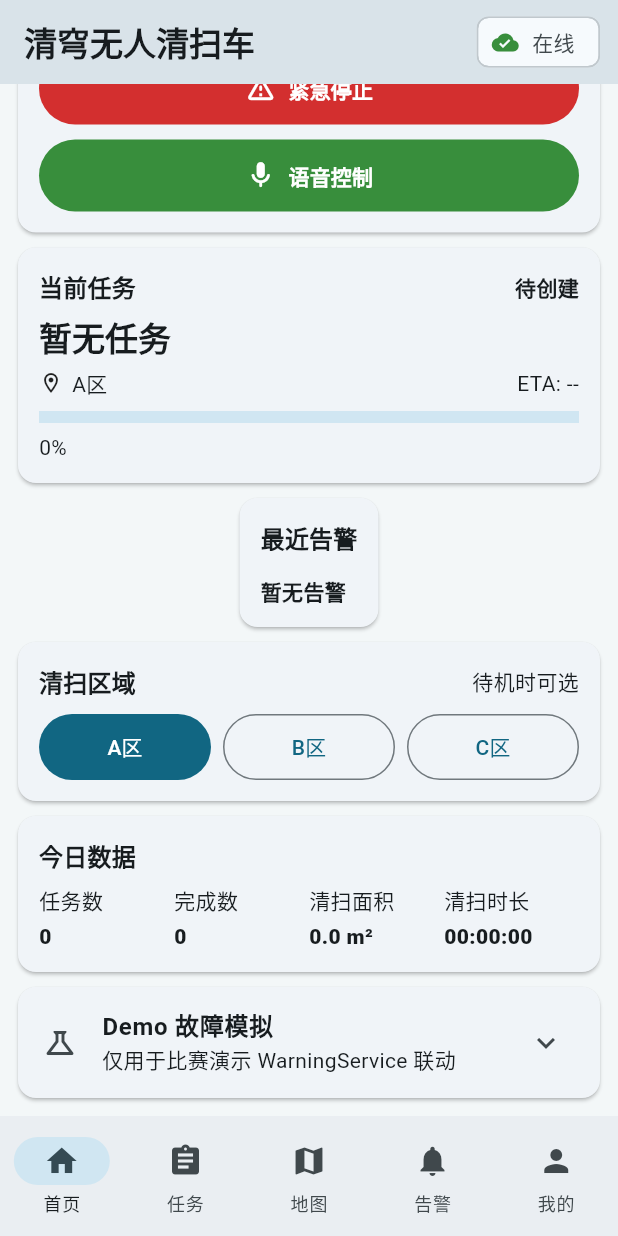
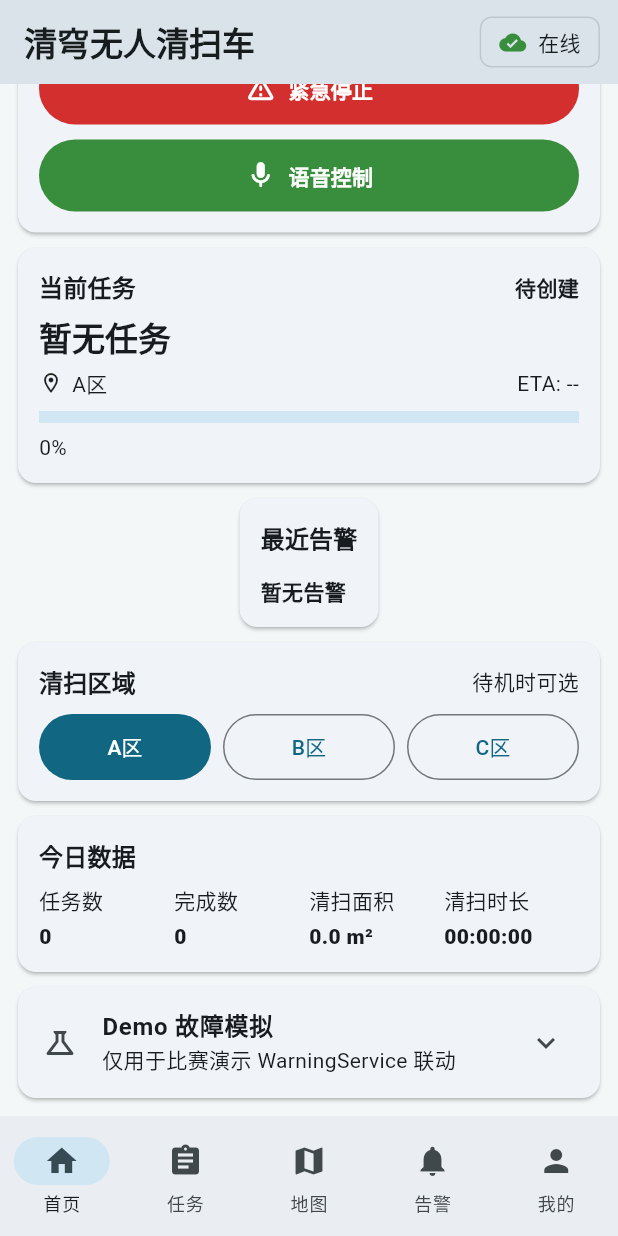
Before and after one commit to Jyooyj/qingqiong-app, a Flutter app: the screen it shows after launch, scrolled down 516 dp, on a phone screen of 412 x 824 dp. Run offline on Flutter 3.47's test engine with Material 3 defaults, Android fonts, the light colour scheme and no system bars; our stand-ins replace flutter_map, latlong2.

Commit message:
fix: show full connection status label on home page

```diff
--- a/lib/pages/home_page.dart
+++ b/lib/pages/home_page.dart
@@ -104,16 +104,37 @@ class _HomePageState extends State<HomePage> {
             actions: [
               Padding(
                 padding: const EdgeInsets.only(right: 12),
-                child: Chip(
-                  avatar: Icon(
-                    status.online ? Icons.cloud_done : Icons.cloud_off,
-                    size: 18,
-                    color: status.online
-                        ? Colors.green.shade700
-                        : Colors.red.shade700,
+                child: Center(
+                  child: Container(
+                    padding: const EdgeInsets.symmetric(
+                      horizontal: 12,
+                      vertical: 6,
+                    ),
+                    decoration: BoxDecoration(
+                      border: Border.all(
+                        color: Theme.of(context).colorScheme.outlineVariant,
+                      ),
+                      borderRadius: BorderRadius.circular(8),
+                    ),
+                    child: Row(
+                      mainAxisSize: MainAxisSize.min,
+                      children: [
+                        Icon(
+                          status.online ? Icons.cloud_done : Icons.cloud_off,
+                          size: 18,
+                          color: status.online
+                              ? Colors.green.shade700
+                              : Colors.red.shade700,
+                        ),
+                        const SizedBox(width: 8),
+                        Text(
+                          status.online ? '在线' : '离线',
+                          softWrap: false,
+                          style: Theme.of(context).textTheme.labelLarge,
+                        ),
+                      ],
+                    ),
                   ),
-                  label: Text(status.online ? '在线' : '离线'),
-                  visualDensity: VisualDensity.compact,
                 ),
               ),
             ],
```
